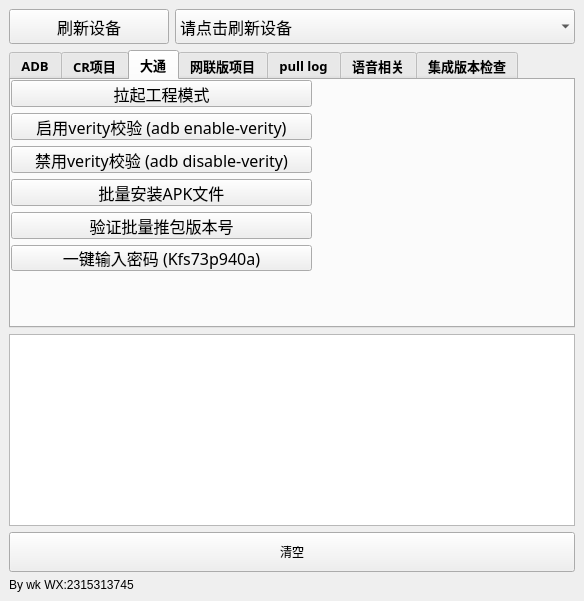
Before: the Qt Designer form adbtool.ui in wangke956/ADBTools, drawn with Qt 5.
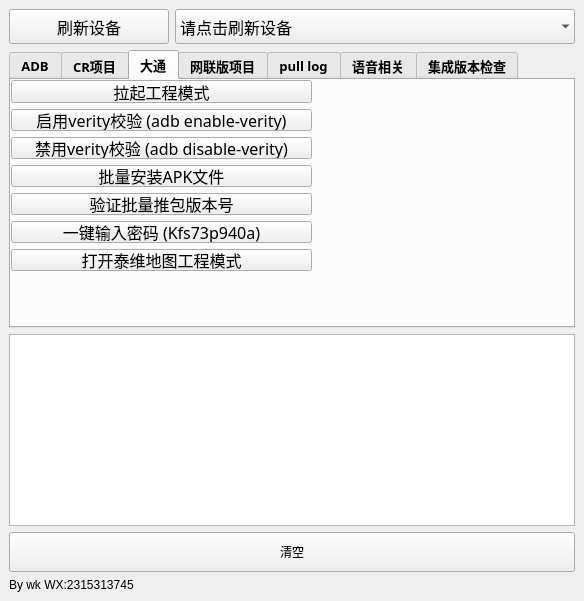
After: the same form once the commit is applied. The open tabs and pages were chosen to show the change.

Commit message: 1.增加打开泰维地图工程模式的功能

Diff of the .ui file:
```diff
--- a/adbtool.ui
+++ b/adbtool.ui
@@ -884,6 +884,31 @@
            </property>
           </widget>
          </item>
+         <item>
+          <widget class="QPushButton" name="datong_open_telenav_engineering_button">
+           <property name="minimumSize">
+            <size>
+             <width>200</width>
+             <height>0</height>
+            </size>
+           </property>
+           <property name="maximumSize">
+            <size>
+             <width>16777215</width>
+             <height>50</height>
+            </size>
+           </property>
+           <property name="font">
+            <font>
+             <family>Arial Rounded MT Bold</family>
+             <pointsize>12</pointsize>
+            </font>
+           </property>
+           <property name="text">
+            <string>打开泰维地图工程模式</string>
+           </property>
+          </widget>
+         </item>
         </layout>
        </widget>
       </widget>
```
The commit also changes 4 other files.
